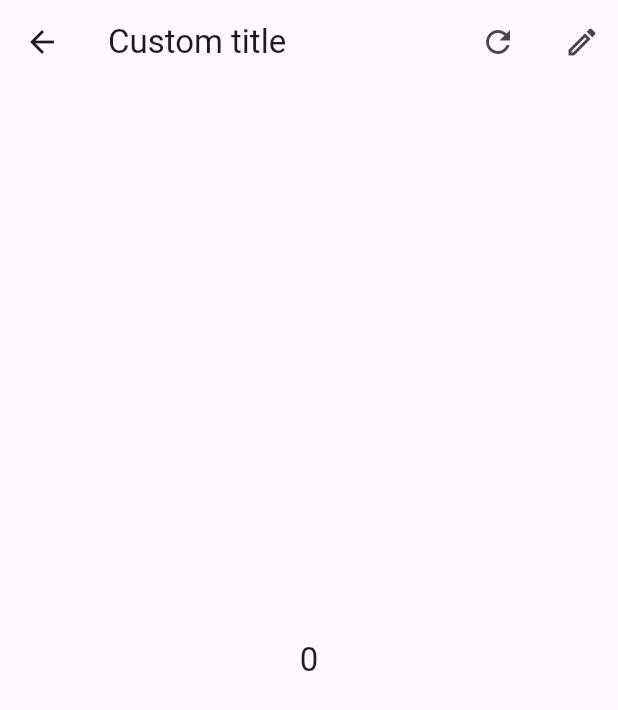
After one commit to DolBich/nastya_diplom, a Flutter app: the CustomForm screen opened directly, on a phone screen of 412 x 824 dp. The commit adds this screen. Shown: the top 710 px of the screen. Run offline on Flutter 3.47's test engine with Material 3 defaults, Android fonts, the light colour scheme and no system bars; our stand-ins replace audioplayers, auto_route, equatable, flutter_bloc.

Commit message:
danya_screen_version

```diff
--- /dev/null
+++ b/lib/application/custom/custom_bloc.dart
@@ -0,0 +1,47 @@
+import 'package:equatable/equatable.dart';
+import 'package:flutter_bloc/flutter_bloc.dart';
+
+part 'custom_event.dart';
+part 'custom_state.dart';
+
+class CustomBloc extends Bloc<CustomEvent, CustomState> {
+  CustomBloc() : super(CustomState.initial()) {
+    on<_ButtonPushed>(_buttonPushed);
+    on<_Refresh>(_refresh);
+    on<_ChangePreview>(_changePreview);
+    on<_Save>(_save);
+  }
+
+  Future<void> _buttonPushed(_ButtonPushed event, Emitter<CustomState> emit) async {
+    emit(state.copyWith(
+      count: state.count + 1,
+    ));
+  }
+
+  Future<void> _save(_Save event, Emitter<CustomState> emit) async {
+    emit(state.copyWith(
+      isPreview: !state.isPreview,
+      initialCount: state.count,
+    ));
+  }
+
+  Future<void> _refresh(_Refresh event, Emitter<CustomState> emit) async {
+    emit(state.copyWith(
+      isRefreshing: true,
+    ));
+
+    await Future.delayed(const Duration(seconds: 2));
+
+    emit(state.copyWith(
+      isRefreshing: false,
+      count: state.initialCount,
+    ));
+  }
+
+  Future<void> _changePreview(_ChangePreview event, Emitter<CustomState> emit) async {
+    emit(state.copyWith(
+      isPreview: !state.isPreview,
+      count: state.initialCount,
+    ));
+  }
+}
--- /dev/null
+++ b/lib/application/custom/custom_event.dart
@@ -0,0 +1,29 @@
+part of 'custom_bloc.dart';
+
+sealed class CustomEvent {
+  const CustomEvent();
+
+  const factory CustomEvent.refresh() = _Refresh;
+
+  const factory CustomEvent.changePreview() = _ChangePreview;
+
+  const factory CustomEvent.buttonPushed() = _ButtonPushed;
+
+  const factory CustomEvent.save() = _Save;
+}
+
+class _ChangePreview extends CustomEvent {
+  const _ChangePreview();
+}
+
+class _ButtonPushed extends CustomEvent {
+  const _ButtonPushed();
+}
+
+class _Save extends CustomEvent {
+  const _Save();
+}
+
+class _Refresh extends CustomEvent {
+  const _Refresh();
+}
--- /dev/null
+++ b/lib/application/custom/custom_state.dart
@@ -0,0 +1,50 @@
+part of 'custom_bloc.dart';
+
+class CustomState extends Equatable {
+  final bool isRefreshing;
+  final bool isPreview;
+  final int initialCount;
+  final int count;
+
+  const CustomState({
+    required this.isRefreshing,
+    required this.isPreview,
+    required this.count,
+    required this.initialCount,
+  });
+
+  factory CustomState.initial() {
+    return const CustomState(
+      initialCount: 0,
+      isRefreshing: false,
+      isPreview: true,
+      count: 0,
+    );
+  }
+
+  CustomState copyWith({
+    bool? isRefreshing,
+    bool? isPreview,
+    int? count,
+    int? initialCount,
+  }) {
+    return CustomState(
+      isRefreshing: isRefreshing ?? this.isRefreshing,
+      isPreview: isPreview ?? this.isPreview,
+      count: count ?? this.count,
+      initialCount: initialCount ?? this.initialCount,
+    );
+  }
+
+  @override
+  List<Object?> get props => [
+        isPreview,
+        isRefreshing,
+        count,
+        initialCount,
+      ];
+}
+
+extension CustomStateX on CustomState {
+  bool get hasChanges => initialCount != count;
+}
--- a/lib/presentation/routes/router.dart
+++ b/lib/presentation/routes/router.dart
@@ -1,6 +1,7 @@
 import 'package:auto_route/auto_route.dart';
 import 'package:flutter/cupertino.dart';
 import 'package:nastya_diplom/application/selection/selection_bloc.dart';
+import 'package:nastya_diplom/presentation/screens/custom/custom_screen.dart';
 import 'package:nastya_diplom/presentation/screens/profile/profile_screen.dart';
 import 'package:nastya_diplom/presentation/screens/selection/selection_screen.dart';
 import 'package:nastya_diplom/presentation/screens/test_1/test_1_screen.dart';
@@ -69,6 +70,11 @@ class AppRouter extends RootStackRouter {
         ),
 
         CustomRoute(
+          page: CustomNameRoute.page,
+          path: '/custom',
+        ),
+
+        CustomRoute(
           page: ProfileRoute.page,
           path: '/profile',
         ),
--- /dev/null
+++ b/lib/presentation/screens/custom/custom_form.dart
@@ -0,0 +1,131 @@
+part of 'custom_screen.dart';
+
+class CustomForm extends StatelessWidget {
+  const CustomForm({super.key});
+
+  AppBar get _appBar {
+    return AppBar(
+      title: const Text('Custom title'),
+      actions: [
+        BlocBuilder<CustomBloc, CustomState>(
+          buildWhen: (p, c) =>
+              p.isRefreshing != c.isRefreshing || p.isPreview != c.isPreview || p.hasChanges != c.hasChanges,
+          builder: (context, state) {
+            if (state.isRefreshing) return const CircularProgressIndicator();
+
+            final bloc = context.read<CustomBloc>();
+
+            return Row(
+              mainAxisSize: MainAxisSize.min,
+              spacing: 8,
+              children: [
+                _refreshButton(context),
+                _previewButton(context),
+                if (!state.isPreview) _saveButton(bloc),
+              ],
+            );
+          },
+        ),
+      ],
+    );
+  }
+
+  Widget _saveButton(CustomBloc bloc) {
+    return IconButton(
+      onPressed: bloc.state.hasChanges
+          ? () {
+              bloc.add(const CustomEvent.save());
+            }
+          : null,
+      icon: const Icon(Icons.save_outlined),
+    );
+  }
+
+  Widget _refreshButton(BuildContext context) {
+    return IconButton(
+      onPressed: () async {
+        final bloc = context.read<CustomBloc>();
+        final state = bloc.state;
+        if(state.hasChanges) {
+          final confirm = await confirmDialog(context, state.count, state.initialCount);
+
+          if(confirm ?? false) {
+            bloc.add(const CustomEvent.refresh());
+          }
+        }
+
+        bloc.add(const CustomEvent.refresh());
+      },
+      icon: const Icon(Icons.refresh),
+    );
+  }
+
+  Widget _previewButton(BuildContext context) {
+    final bloc = context.read<CustomBloc>();
+    return IconButton(
+      onPressed: () async {
+        final bloc = context.read<CustomBloc>();
+        final state = bloc.state;
+        if(state.hasChanges) {
+          final confirm = await confirmDialog(context, state.count, state.initialCount);
+
+          if(confirm ?? false) {
+            bloc.add(const CustomEvent.refresh());
+          }
+        }
+
+        bloc.add(const CustomEvent.changePreview());
+      },
+      icon: Icon(bloc.state.isPreview ? Icons.edit_outlined : Icons.preview_outlined),
+    );
+  }
+
+  Widget get _floatingActionButton {
+    return BlocBuilder<CustomBloc, CustomState>(
+      buildWhen: (p, c) => p.isPreview != c.isPreview || p.isRefreshing != c.isRefreshing,
+      builder: (context, state) {
+        if (state.isRefreshing || state.isPreview) return const SizedBox();
+
+        return FloatingActionButton(
+          onPressed: () {
+            final bloc = context.read<CustomBloc>();
+            bloc.add(const CustomEvent.buttonPushed());
+          },
+          child: const Icon(Icons.add),
+        );
+      },
+    );
+  }
+
+  Widget get _body {
+    return BlocBuilder<CustomBloc, CustomState>(
+      buildWhen: (p, c) => p.isRefreshing != c.isRefreshing,
+      builder: (context, state) {
+        if (state.isRefreshing) return const Center(child: CircularProgressIndicator());
+
+        final textStyle = Theme.of(context).textTheme.titleLarge; // Хуйня собачья
+
+        return Center(
+          child: BlocBuilder<CustomBloc, CustomState>(
+            buildWhen: (p, c) => p.count != c.count,
+            builder: (context, state) {
+              return Text(
+                state.count.toString(),
+                style: textStyle,
+              );
+            },
+          ),
+        );
+      },
+    );
+  }
+
+  @override
+  Widget build(BuildContext context) {
+    return Scaffold(
+      appBar: _appBar,
+      body: _body,
+      floatingActionButton: _floatingActionButton,
+    );
+  }
+}
```
Also changed, not shown: lib/presentation/screens/custom/custom_screen.dart (added, +20 -0 lines), lib/presentation/screens/custom/dialogs/confirm_dialog.dart (added, +60 -0 lines), lib/presentation/screens/selection/selection_form.dart (+21 -9 lines), lib/presentation/routes/router.gr.dart.
